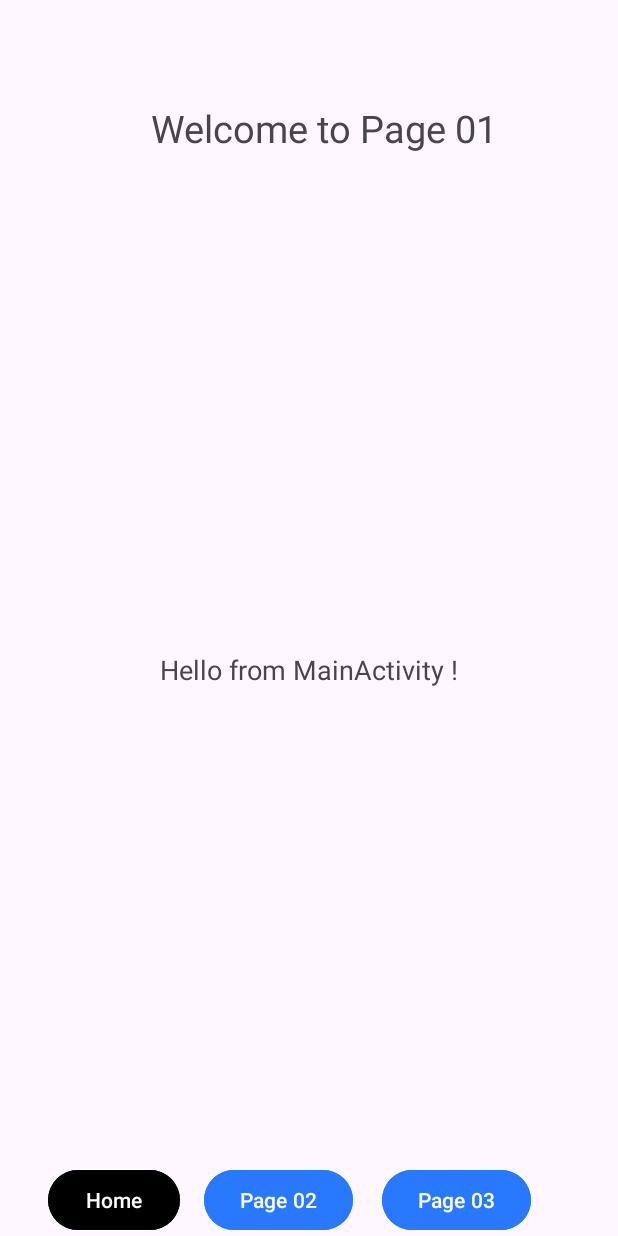
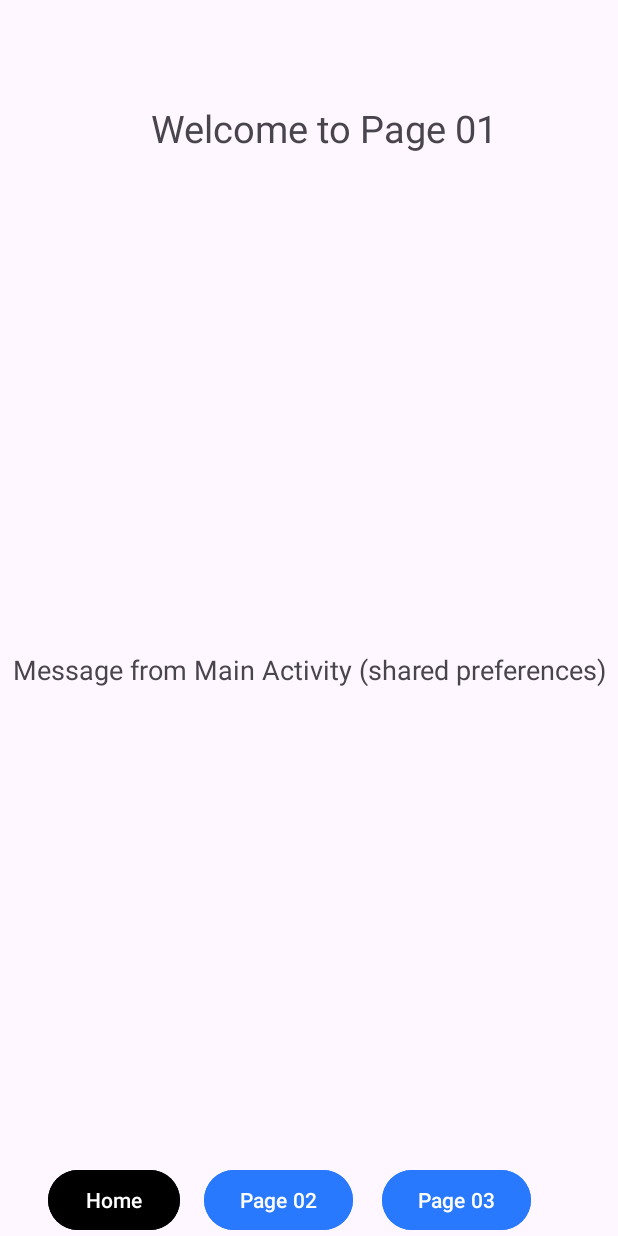
Before and after one commit to arshedgithub/Java-Mobile-App-1, an Android app: the screen it shows after launch (Page01), after a tap on "Page 01", on a phone screen of 412 x 824 dp. Run offline under Robolectric (Android 15) with nearby library versions, the light colour scheme and no system bars.

Commit message:
shared preference

```diff
--- a/app/src/main/java/com/example/mad1/MainActivity.java
+++ b/app/src/main/java/com/example/mad1/MainActivity.java
@@ -1,6 +1,7 @@
 package com.example.mad1;
 
 import android.content.Intent;
+import android.content.SharedPreferences;
 import android.os.Bundle;
 import android.view.View;
 import android.widget.Button;
@@ -54,6 +55,12 @@ public class MainActivity extends AppCompatActivity {
     private void pageSelection(Button btn){
         if (btn.getId() == btn_first.getId()){
             txt_view.setText(getString(R.string.btn_txt_page1) + " selected");
+
+            SharedPreferences sharedPreferences = getSharedPreferences("userSettings", MODE_PRIVATE);
+            SharedPreferences.Editor editor = sharedPreferences.edit();
+            editor.putString("message", "Message from Main Activity (shared preferences)");
+            editor.apply();
+
             Intent page01 = new Intent(MainActivity.this, Page01.class);
             page01.putExtra("message", "Hello from MainActivity !");
             startActivity(page01);
--- a/app/src/main/java/com/example/mad1/Page01.java
+++ b/app/src/main/java/com/example/mad1/Page01.java
@@ -1,6 +1,7 @@
 package com.example.mad1;
 
 import android.content.Intent;
+import android.content.SharedPreferences;
 import android.os.Bundle;
 import android.view.View;
 import android.widget.Button;
@@ -29,7 +30,13 @@ public class Page01 extends AppCompatActivity {
         btn_second = findViewById(R.id.btn_pg_1_2);
         btn_third = findViewById(R.id.btn_pg_1_3);
         txtContentPg1 = findViewById(R.id.txt_content_pg_1);
-        String msg = getIntent().getStringExtra("message");
+
+
+//        String msg = getIntent().getStringExtra("message");
+
+        SharedPreferences sharedPreferences = getSharedPreferences("userSettings", MODE_PRIVATE);
+        String msg = sharedPreferences.getString("message", "Shared Preference not found");
+
         txtContentPg1.setText(msg);
 
         ViewCompat.setOnApplyWindowInsetsListener(findViewById(R.id.main), (v, insets) -> {
```
